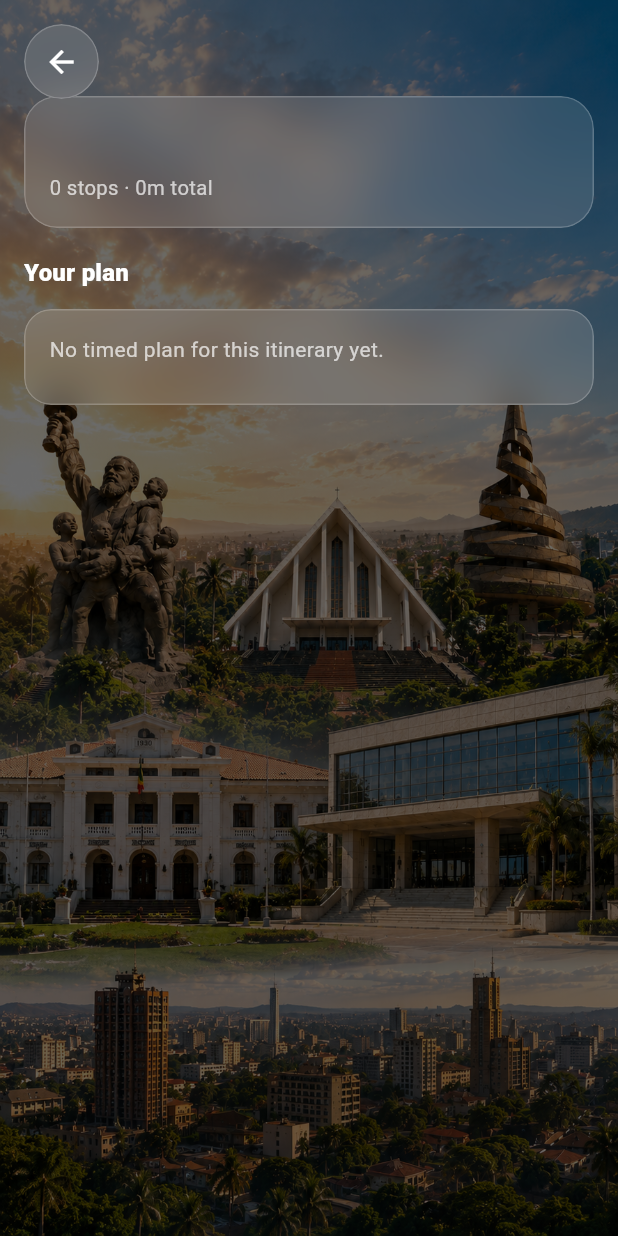
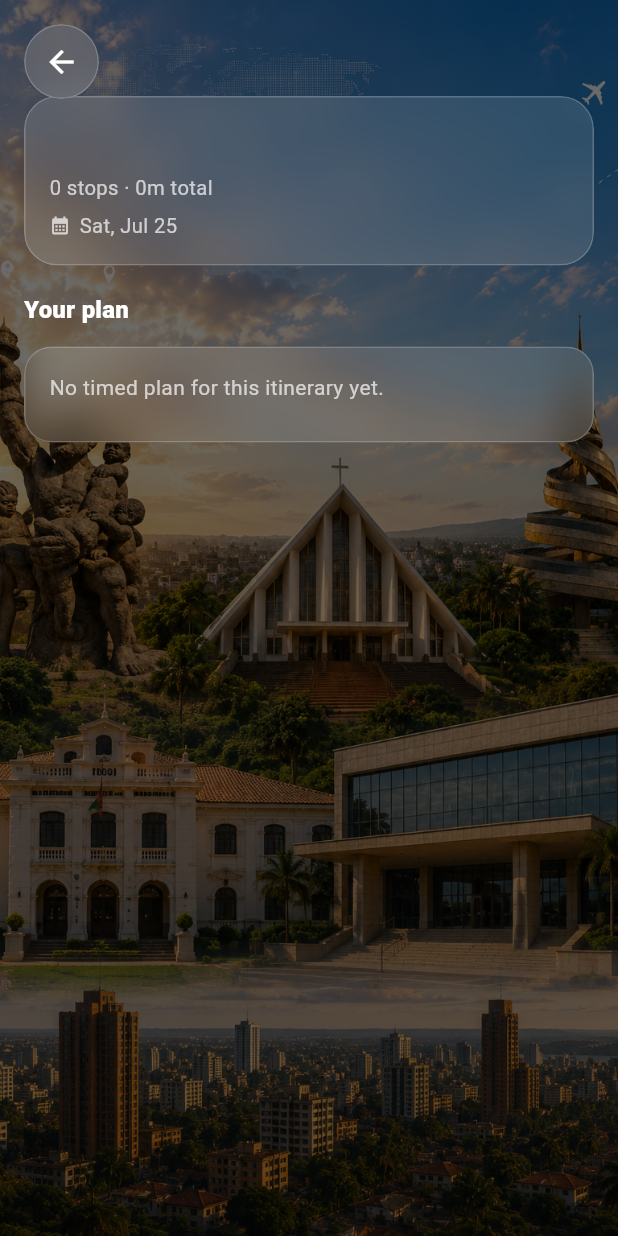
Before and after one commit to Kynmmarshall/globetrotter-capstone, a Flutter app: the ItineraryDetailPage screen opened directly with empty values, on a phone screen of 412 x 824 dp. Run offline on Flutter 3.47's test engine with Material 3 defaults, Android fonts, the phone set to English and light mode, and no system bars; our stand-ins replace image_picker, shared_preferences; accounts and stored records are empty; network calls fail.

Commit message:
updated background images and fix iternary screen to accept dates

```diff
--- a/lib/l10n/app_en.arb
+++ b/lib/l10n/app_en.arb
@@ -83,6 +83,10 @@
   "@itineraryAvailableTime": {
     "placeholders": { "duration": { "type": "String" } }
   },
+  "itineraryAvailableTimePerDay": "Available time per day: {duration}",
+  "@itineraryAvailableTimePerDay": {
+    "placeholders": { "duration": { "type": "String" } }
+  },
   "itineraryOverrunWarning": "This plan needs about {extra} more than you have available, so stops get {minStop} min each at minimum.",
   "@itineraryOverrunWarning": {
     "placeholders": { "extra": { "type": "String" }, "minStop": { "type": "String" } }
@@ -94,6 +98,8 @@
   },
   "itineraryNoSchedule": "No timed plan for this itinerary yet.",
   "itineraryTravelTime": "Travel time",
+  "tripDatesLabel": "Trip dates",
+  "tripDatesHint": "Choose start and end date",
 
   "memberSinceDevice": "Member since this device",
   "memberSince": "Member since {date}",
--- a/lib/l10n/app_fr.arb
+++ b/lib/l10n/app_fr.arb
@@ -67,11 +67,14 @@
   "destinationsLoadError": "Impossible de charger les destinations.\n{error}",
   "itineraryStartTime": "Heure de départ : {time}",
   "itineraryAvailableTime": "Temps disponible : {duration}",
+  "itineraryAvailableTimePerDay": "Temps disponible par jour : {duration}",
   "itineraryOverrunWarning": "Ce plan nécessite environ {extra} de plus que le temps disponible ; chaque arrêt dure donc au moins {minStop} min.",
   "itineraryPlanSectionTitle": "Votre plan",
   "itineraryStopsSummary": "{count} arrêts · {duration} au total",
   "itineraryNoSchedule": "Aucun plan chronométré pour cet itinéraire pour l'instant.",
   "itineraryTravelTime": "Temps de trajet",
+  "tripDatesLabel": "Dates du voyage",
+  "tripDatesHint": "Choisissez une date de début et de fin",
 
   "memberSinceDevice": "Membre depuis cet appareil",
   "memberSince": "Membre depuis {date}",
--- a/lib/l10n/gen/app_localizations.dart
+++ b/lib/l10n/gen/app_localizations.dart
@@ -464,6 +464,12 @@ abstract class AppLocalizations {
   /// **'Available time: {duration}'**
   String itineraryAvailableTime(String duration);
 
+  /// No description provided for @itineraryAvailableTimePerDay.
+  ///
+  /// In en, this message translates to:
+  /// **'Available time per day: {duration}'**
+  String itineraryAvailableTimePerDay(String duration);
+
   /// No description provided for @itineraryOverrunWarning.
   ///
   /// In en, this message translates to:
@@ -493,6 +499,18 @@ abstract class AppLocalizations {
   /// In en, this message translates to:
   /// **'Travel time'**
   String get itineraryTravelTime;
+
+  /// No description provided for @tripDatesLabel.
+  ///
+  /// In en, this message translates to:
+  /// **'Trip dates'**
+  String get tripDatesLabel;
+
+  /// No description provided for @tripDatesHint.
+  ///
+  /// In en, this message translates to:
+  /// **'Choose start and end date'**
+  String get tripDatesHint;
 
   /// No description provided for @memberSinceDevice.
   ///
--- a/lib/models/models.dart
+++ b/lib/models/models.dart
@@ -143,6 +143,8 @@ class Itinerary {
     required this.title,
     required this.destinations,
     this.schedule = const [],
+    this.startDate,
+    this.endDate,
   });
 
   final String id;
@@ -150,6 +152,8 @@ class Itinerary {
   final String title;
   final List<String> destinations;
   final List<ScheduleEntry> schedule;
+  final DateTime? startDate;
+  final DateTime? endDate;
 
   factory Itinerary.fromJson(Map<String, dynamic> json) {
     final rawSchedule = json['schedule'] as List<dynamic>?;
@@ -164,6 +168,8 @@ class Itinerary {
           .map((e) => ScheduleEntry.fromJson(e as Map<String, dynamic>))
           .whereType<ScheduleEntry>()
           .toList(),
+      startDate: DateTime.tryParse((json['start_date'] ?? '').toString()),
+      endDate: DateTime.tryParse((json['end_date'] ?? '').toString()),
     );
   }
 }
--- a/lib/screens/itinerary_detail_page.dart
+++ b/lib/screens/itinerary_detail_page.dart
@@ -47,6 +47,16 @@ class ItineraryDetailPage extends StatelessWidget {
     final totalDuration = schedule.isEmpty
         ? Duration.zero
         : schedule.last.end.difference(schedule.first.start);
+    final startDate = itinerary.startDate;
+    final endDate = itinerary.endDate;
+    final dateFormat = MaterialLocalizations.of(context);
+    String? dateRangeLabel;
+    if (startDate != null && endDate != null) {
+      dateRangeLabel = startDate == endDate
+          ? dateFormat.formatMediumDate(startDate)
+          : '${dateFormat.formatMediumDate(startDate)} – '
+                '${dateFormat.formatMediumDate(endDate)}';
+    }
     return _glassPanel(
       borderRadius: BorderRadius.circular(22),
       child: Column(
@@ -68,6 +78,26 @@ class ItineraryDetailPage extends StatelessWidget {
             ),
             style: const TextStyle(color: Colors.white70, fontSize: 13.5),
           ),
+          if (dateRangeLabel != null) ...[
+            const SizedBox(height: 6),
+            Row(
+              children: [
+                const Icon(
+                  Icons.calendar_month,
+                  size: 14,
+                  color: Colors.white70,
+                ),
+                const SizedBox(width: 6),
+                Text(
+                  dateRangeLabel,
+                  style: const TextStyle(
+                    color: Colors.white70,
+                    fontSize: 13.5,
+                  ),
+                ),
+              ],
+            ),
+          ],
         ],
       ),
     );
@@ -164,11 +194,29 @@ class ItineraryDetailPage extends StatelessWidget {
     }
 
     final timeFormat = MaterialLocalizations.of(context);
+    bool isSameDay(DateTime a, DateTime b) =>
+        a.year == b.year && a.month == b.month && a.day == b.day;
+    final multiDay = schedule.isNotEmpty &&
+        !isSameDay(schedule.first.start, schedule.last.start);
     return Column(
       crossAxisAlignment: CrossAxisAlignment.start,
       children: [
         for (var i = 0; i < schedule.length; i++) ...[
-          if (i > 0) _buildTravelConnector(context, l10n),
+          if (multiDay && (i == 0 || !isSameDay(schedule[i].start, schedule[i - 1].start))) ...[
+            if (i > 0) const SizedBox(height: 18),
+            Padding(
+              padding: const EdgeInsets.only(bottom: 10),
+              child: Text(
+                timeFormat.formatMediumDate(schedule[i].start),
+                style: const TextStyle(
+                  color: Colors.white,
+                  fontWeight: FontWeight.w800,
+                  fontSize: 14,
+                ),
+              ),
+            ),
+          ] else if (i > 0)
+            _buildTravelConnector(context, l10n),
           IntrinsicHeight(
             child: Row(
               crossAxisAlignment: CrossAxisAlignment.start,
--- a/lib/services/api_client.dart
+++ b/lib/services/api_client.dart
@@ -132,7 +132,10 @@ class ApiClient {
     String title,
     List<String> destinations, {
     List<ScheduleEntry>? schedule,
+    DateTime? startDate,
+    DateTime? endDate,
   }) async {
+    String dateOnly(DateTime d) => d.toIso8601String().split('T').first;
     final response = await _client.post(
       _uri('/itineraries'),
       headers: {
@@ -144,6 +147,8 @@ class ApiClient {
         'destinations': destinations,
         if (schedule != null)
           'schedule': schedule.map((e) => e.toJson()).toList(),
+        if (startDate != null) 'start_date': dateOnly(startDate),
+        if (endDate != null) 'end_date': dateOnly(endDate),
       }),
     );
     _throwIfNotOk(response);
--- a/lib/services/session_controller.dart
+++ b/lib/services/session_controller.dart
@@ -166,6 +166,8 @@ class SessionController extends ChangeNotifier {
     String title,
     List<String> destinations, {
     List<ScheduleEntry>? schedule,
+    DateTime? startDate,
+    DateTime? endDate,
   }) async {
     final token = _token;
     if (token == null || token.isEmpty) {
@@ -176,6 +178,8 @@ class SessionController extends ChangeNotifier {
       title,
       destinations,
       schedule: schedule,
+      startDate: startDate,
+      endDate: endDate,
     );
   }
 
```
Also changed, not shown: lib/l10n/gen/app_localizations_en.dart (+11 -0 lines), lib/l10n/gen/app_localizations_fr.dart (+11 -0 lines), lib/screens/itineraries_page.dart (+97 -17 lines), lib/services/itinerary_scheduler.dart (+70 -0 lines), assets/backgrounds/mobile.png, assets/backgrounds/pc.png, 1 other file.
